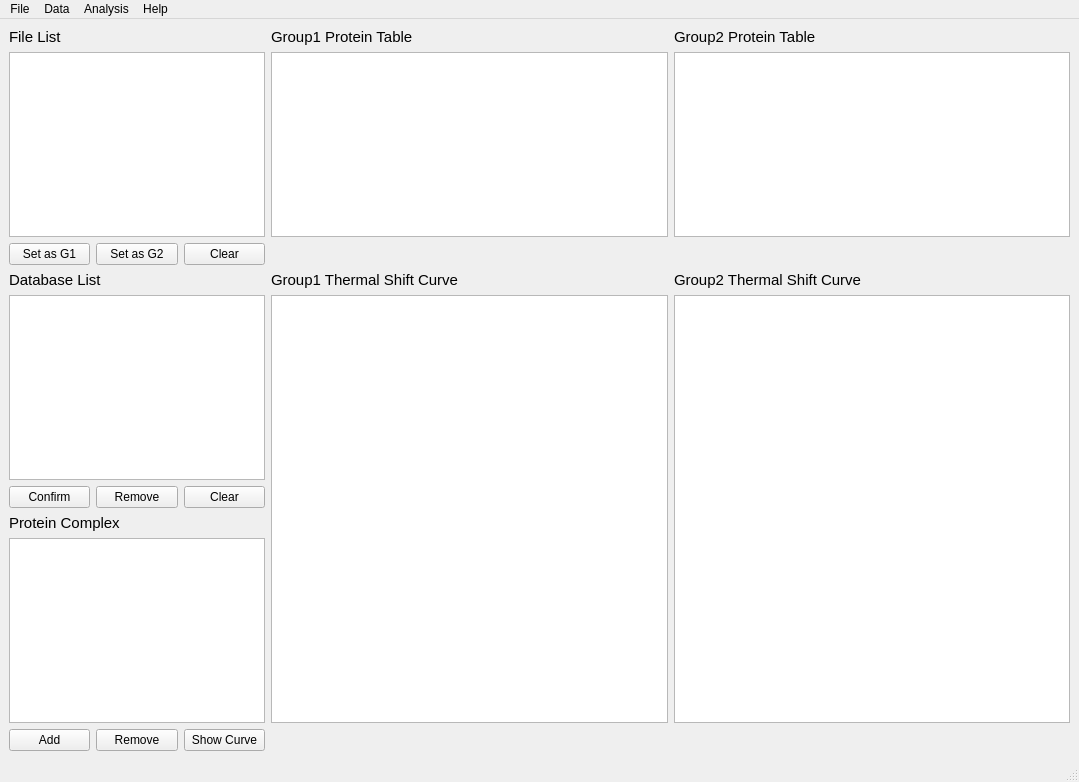
Old version of the form MainWindow.ui in the repository hcji/ProSAP.
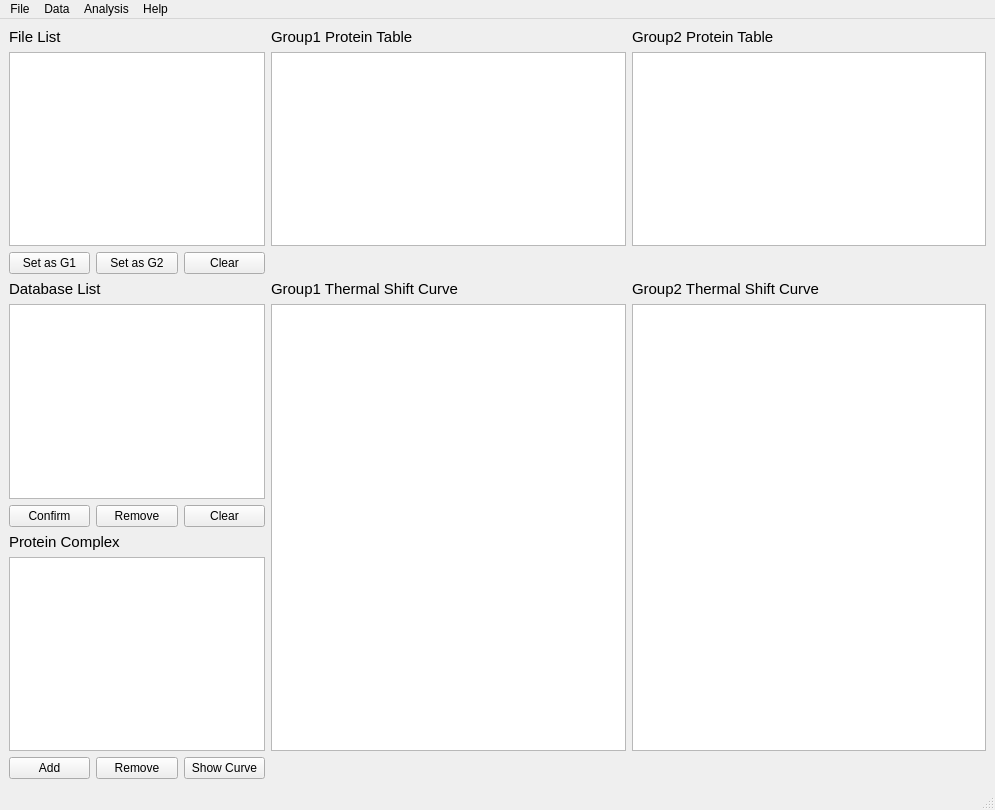
New version of the form. Icons and pictures are not drawn.

```diff
--- a/MainWindow.ui
+++ b/MainWindow.ui
@@ -6,8 +6,8 @@
    <rect>
     <x>0</x>
     <y>0</y>
-    <width>1079</width>
-    <height>782</height>
+    <width>995</width>
+    <height>810</height>
    </rect>
   </property>
   <property name="windowTitle">
@@ -197,7 +197,7 @@
     <rect>
      <x>0</x>
      <y>0</y>
-     <width>1079</width>
+     <width>995</width>
      <height>26</height>
     </rect>
    </property>
```
Left out of the diff: 236 changed lines with no effect on the pictures.
